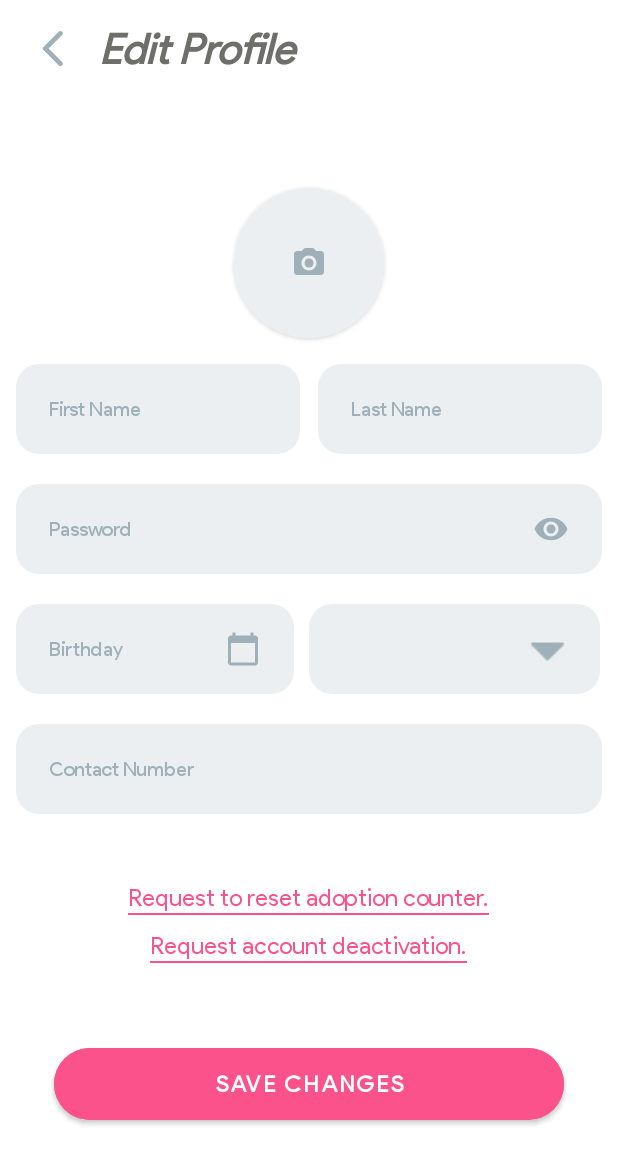
After one commit to charleology/scratch, an Android app: the EditProfile screen opened directly, with no data from a screen before it, on a phone screen of 412 x 824 dp. The commit adds this screen. Shown: the top 1164 px of the screen. Run offline under Robolectric (Android 15) with nearby library versions, the phone set to English and light mode, and no system bars.

Commit message:
Edit Profile

```diff
--- /dev/null
+++ b/app/src/main/java/com/example/scratch/EditProfile.java
@@ -0,0 +1,82 @@
+package com.example.scratch;
+
+import androidx.appcompat.app.AppCompatActivity;
+
+import android.content.Context;
+import android.os.Bundle;
+import android.text.method.HideReturnsTransformationMethod;
+import android.text.method.PasswordTransformationMethod;
+import android.view.MotionEvent;
+import android.view.View;
+import android.widget.Button;
+import android.widget.EditText;
+import android.widget.ImageView;
+import android.widget.Spinner;
+import android.widget.TextView;
+
+public class EditProfile extends AppCompatActivity {
+
+    EditText newPasswordEt, newFnameEt, newLnameEt, newBirthdayEt, newContactEt;
+    Spinner newGenderSp;
+    TextView requestResetTv, requestDeactTv;
+    Button saveChangesBtn;
+    ImageView newPictureIv;
+    boolean passwordVisible;
+
+    @Override
+    protected void onCreate(Bundle savedInstanceState) {
+        super.onCreate(savedInstanceState);
+        setContentView(R.layout.activity_edit_profile);
+        getSupportActionBar().hide();
+
+        newFnameEt = (EditText) findViewById(R.id.newFnameEt);
+        newLnameEt = (EditText) findViewById(R.id.newLnameEt);
+        newPasswordEt = (EditText) findViewById(R.id.newPasswordEt);
+        newBirthdayEt = (EditText) findViewById(R.id.newBirthdayEt);
+        newContactEt = (EditText) findViewById(R.id.newContactEt);
+        newGenderSp = (Spinner) findViewById(R.id.newGenderSp);
+        requestResetTv = (TextView) findViewById(R.id.requestResetTv);
+        requestDeactTv = (TextView) findViewById(R.id.requestDeactTv);
+        newPictureIv = (ImageView) findViewById(R.id.newPictureIv);
+        saveChangesBtn = (Button) findViewById(R.id.saveChangesBtn);
+
+        newPasswordEt.setOnTouchListener(new View.OnTouchListener() {
+            @Override
+            public boolean onTouch(View view, MotionEvent motionEvent) {
+                final int right=2;
+                if(motionEvent.getAction()==MotionEvent.ACTION_UP){
+                    if(motionEvent.getRawX()>=newPasswordEt.getRight()-newPasswordEt.getCompoundDrawables()[right].getBounds().width()){
+                        int selection = newPasswordEt.getSelectionEnd();
+                        if (passwordVisible){
+                            //drawable image
+                            newPasswordEt.setCompoundDrawablesRelativeWithIntrinsicBounds(0,0, R.drawable.ic_baseline_visibility_24,0);
+                            //for hide password
+                            newPasswordEt.setTransformationMethod(PasswordTransformationMethod.getInstance());
+                            passwordVisible = false;
+                        }else{
+                            //drawable image
+                            newPasswordEt.setCompoundDrawablesRelativeWithIntrinsicBounds(0,0, R.drawable.ic_baseline_visibility_off_24,0);
+                            //for show password
+                            newPasswordEt.setTransformationMethod(HideReturnsTransformationMethod.getInstance());
+                            passwordVisible = true;
+                        }
+                        newPasswordEt.setSelection(selection);
+                        return true;
+                    }
+                }
+
+                return false;
+            }
+        });
+    }
+
+    public void back(View view){
+        onBackPressed();
+    }
+
+    @Override
+    public void onBackPressed() {
+        super.onBackPressed();
+        this.finish();
+    }
+}
--- a/app/src/main/java/com/example/scratch/Homepage.java
+++ b/app/src/main/java/com/example/scratch/Homepage.java
@@ -38,7 +38,7 @@ public class Homepage extends AppCompatActivity {
     private List<Integer> list;
     Koloda koloda;
     DrawerLayout drawerLayout;
-    TextView headerTitle;
+    TextView headerTitle, editProfileTv;
     ImageView filterImgview, messageImgview, menuImgview, closeDrawerBtn;
     Button applyBtn, aboutOfficeBtn, aboutUsBtn;
     ImageView heartIcon;
@@ -62,6 +62,15 @@ public class Homepage extends AppCompatActivity {
         closeDrawerBtn = (ImageView) findViewById(R.id.closeDrawerBtn);
         aboutOfficeBtn = (Button) findViewById(R.id.aboutOfficeBtn);
         aboutUsBtn = (Button) findViewById(R.id.aboutUsBtn);
+        editProfileTv = (TextView) findViewById(R.id.editProfileTv);
+
+        editProfileTv.setOnClickListener(new View.OnClickListener() {
+            @Override
+            public void onClick(View view) {
+                Intent i = new Intent(Homepage.this, EditProfile.class);
+                startActivity(i);
+            }
+        });
 
         filterImgview.setOnClickListener(new View.OnClickListener() {
             @Override
--- a/app/src/main/res/drawable/gradient_bg.xml
+++ b/app/src/main/res/drawable/gradient_bg.xml
@@ -3,7 +3,7 @@
 
     <item>
         <shape>
-            <gradient android:angle="65" android:startColor="@color/pink"
+            <gradient android:angle="45" android:startColor="@color/pink"
                 android:endColor="@color/orange" android:type="linear"/>
         </shape>
     </item>
--- /dev/null
+++ b/app/src/main/res/drawable/ic_baseline_visibility_24.xml
@@ -0,0 +1,5 @@
+<vector android:height="24dp" android:tint="@color/textgray"
+    android:viewportHeight="24" android:viewportWidth="24"
+    android:width="24dp" xmlns:android="http://schemas.android.com/apk/res/android">
+    <path android:fillColor="@color/textgray" android:pathData="M12,4.5C7,4.5 2.73,7.61 1,12c1.73,4.39 6,7.5 11,7.5s9.27,-3.11 11,-7.5c-1.73,-4.39 -6,-7.5 -11,-7.5zM12,17c-2.76,0 -5,-2.24 -5,-5s2.24,-5 5,-5 5,2.24 5,5 -2.24,5 -5,5zM12,9c-1.66,0 -3,1.34 -3,3s1.34,3 3,3 3,-1.34 3,-3 -1.34,-3 -3,-3z"/>
+</vector>
--- /dev/null
+++ b/app/src/main/res/drawable/ic_baseline_visibility_off_24.xml
@@ -0,0 +1,5 @@
+<vector android:height="24dp" android:tint="@color/textgray"
+    android:viewportHeight="24" android:viewportWidth="24"
+    android:width="24dp" xmlns:android="http://schemas.android.com/apk/res/android">
+    <path android:fillColor="@color/textgray" android:pathData="M12,7c2.76,0 5,2.24 5,5 0,0.65 -0.13,1.26 -0.36,1.83l2.92,2.92c1.51,-1.26 2.7,-2.89 3.43,-4.75 -1.73,-4.39 -6,-7.5 -11,-7.5 -1.4,0 -2.74,0.25 -3.98,0.7l2.16,2.16C10.74,7.13 11.35,7 12,7zM2,4.27l2.28,2.28 0.46,0.46C3.08,8.3 1.78,10.02 1,12c1.73,4.39 6,7.5 11,7.5 1.55,0 3.03,-0.3 4.38,-0.84l0.42,0.42L19.73,22 21,20.73 3.27,3 2,4.27zM7.53,9.8l1.55,1.55c-0.05,0.21 -0.08,0.43 -0.08,0.65 0,1.66 1.34,3 3,3 0.22,0 0.44,-0.03 0.65,-0.08l1.55,1.55c-0.67,0.33 -1.41,0.53 -2.2,0.53 -2.76,0 -5,-2.24 -5,-5 0,-0.79 0.2,-1.53 0.53,-2.2zM11.84,9.02l3.15,3.15 0.02,-0.16c0,-1.66 -1.34,-3 -3,-3l-0.17,0.01z"/>
+</vector>
--- /dev/null
+++ b/app/src/main/res/layout/activity_edit_profile.xml
@@ -0,0 +1,228 @@
+<?xml version="1.0" encoding="utf-8"?>
+<LinearLayout xmlns:android="http://schemas.android.com/apk/res/android"
+    xmlns:app="http://schemas.android.com/apk/res-auto"
+    xmlns:tools="http://schemas.android.com/tools"
+    android:layout_width="match_parent"
+    android:layout_height="match_parent"
+    android:layout_gravity="center"
+    android:background="@color/nighty"
+    android:orientation="vertical"
+    android:paddingStart="5dp"
+    android:paddingTop="5dp"
+    android:paddingEnd="5dp"
+    android:paddingBottom="5dp"
+    tools:context=".EditProfile">
+
+    <LinearLayout
+        android:layout_width="match_parent"
+        android:layout_height="wrap_content"
+        android:orientation="vertical">
+
+        <LinearLayout
+            android:id="@+id/btnLayout"
+            android:layout_width="match_parent"
+            android:layout_height="wrap_content"
+            android:layout_weight="1"
+            android:gravity="center_vertical"
+            android:orientation="horizontal"
+            android:paddingHorizontal="15dp"
+            android:paddingVertical="10dp">
+
+            <ImageView
+                android:id="@+id/btnBack"
+                android:layout_width="30dp"
+                android:layout_height="30dp"
+                android:onClick="back"
+                android:src="@drawable/ic_round_arrow_back_ios_24"
+                app:tint="@color/textgray"
+                tools:ignore="SpeakableTextPresentCheck,TouchTargetSizeCheck" />
+
+            <TextView
+                android:layout_width="match_parent"
+                android:layout_height="wrap_content"
+                android:layout_marginStart="15dp"
+                android:layout_weight="1"
+                android:text="Edit Profile"
+                android:textColor="@color/gray"
+                android:textSize="28sp"
+                android:textStyle="bold|italic" />
+
+        </LinearLayout>
+
+    </LinearLayout>
+
+    <LinearLayout
+        android:id="@+id/layout2"
+        android:layout_width="match_parent"
+        android:layout_height="match_parent"
+        android:layout_weight="2"
+        android:gravity="center"
+        android:orientation="vertical"
+        android:paddingHorizontal="5dp"
+        android:paddingVertical="20dp">
+
+        <androidx.cardview.widget.CardView
+            android:layout_width="100dp"
+            android:layout_height="100dp"
+            android:layout_marginBottom="7dp"
+            android:foreground="@drawable/ic_round_camera_alt_24"
+            android:foregroundGravity="center"
+            android:foregroundTint="@color/textgray"
+            app:cardCornerRadius="100dp"
+            tools:ignore="SpeakableTextPresentCheck,DuplicateClickableBoundsCheck">
+
+            <ImageView
+                android:id="@+id/newPictureIv"
+                android:layout_width="match_parent"
+                android:layout_height="match_parent"
+                android:background="@color/lightgray"
+                android:clickable="true"
+                android:scaleType="centerCrop"
+                tools:ignore="SpeakableTextPresentCheck" />
+
+        </androidx.cardview.widget.CardView>
+
+        <LinearLayout
+            android:layout_width="match_parent"
+            android:layout_height="wrap_content"
+            android:layout_marginVertical="10dp"
+            android:orientation="horizontal">
+
+            <EditText
+                android:id="@+id/newFnameEt"
+                style="@style/textField_style"
+                android:layout_width="0dp"
+                android:layout_height="wrap_content"
+                android:layout_marginEnd="6dp"
+                android:layout_weight="1"
+                android:hint="First Name" />
+
+            <EditText
+                android:id="@+id/newLnameEt"
+                style="@style/textField_style"
+                android:layout_width="0dp"
+                android:layout_height="wrap_content"
+                android:layout_marginStart="6dp"
+                android:layout_weight="1"
+                android:hint="Last Name" />
+
+        </LinearLayout>
+
+        <EditText
+            android:id="@+id/newPasswordEt"
+            style="@style/textField_style"
+            android:layout_width="match_parent"
+            android:layout_height="wrap_content"
+            android:layout_marginVertical="10dp"
+            android:hint="Password"
+            android:inputType="textPassword"
+            android:drawableRight="@drawable/ic_baseline_visibility_24"
+            android:longClickable="false"/>
+
+        <LinearLayout
+            android:layout_width="match_parent"
+            android:layout_height="wrap_content"
+            android:layout_marginVertical="10dp"
+            android:orientation="horizontal">
+
+            <EditText
+                android:id="@+id/newBirthdayEt"
+                style="@style/textField_style"
+                android:layout_width="match_parent"
+                android:layout_height="wrap_content"
+                android:layout_marginEnd="10dp"
+                android:layout_weight="1"
+                android:clickable="true"
+                android:cursorVisible="false"
+                android:drawableRight="@drawable/ic_baseline_calendar_today_24"
+                android:drawableTint="@color/textgray"
+                android:focusable="false"
+                android:focusableInTouchMode="false"
+                android:hint="Birthday"
+                android:inputType="date" />
+
+            <Spinner
+                android:id="@+id/newGenderSp"
+                style="@style/spinner_style"
+                android:layout_width="match_parent"
+                android:layout_height="wrap_content"
+                android:layout_marginEnd="1dp"
+                android:layout_weight="1"
+                tools:ignore="SpeakableTextPresentCheck" />
+
+        </LinearLayout>
+
+        <EditText
+            android:id="@+id/newContactEt"
+            style="@style/textField_style"
+            android:layout_width="match_parent"
+            android:layout_height="wrap_content"
+            android:layout_marginVertical="10dp"
+            android:hint="Contact Number"
+            android:inputType="phone" />
+
+        <LinearLayout
+            android:layout_marginVertical="30dp"
+            android:layout_width="match_parent"
+            android:layout_height="wrap_content"
+            android:gravity="center"
+            android:orientation="vertical"
+            android:paddingVertical="5dp">
+
+            <LinearLayout
+                android:layout_width="wrap_content"
+                android:layout_height="wrap_content"
+                android:gravity="center"
+                android:orientation="vertical">
+
+                <TextView
+                    android:id="@+id/requestResetTv"
+                    android:layout_width="wrap_content"
+                    android:layout_height="wrap_content"
+                    android:text="Request to reset adoption counter."
+                    android:textColor="@color/pink"
+                    android:textSize="16sp" />
+
+                <View
+                    android:layout_width="match_parent"
+                    android:layout_height="1dp"
+                    android:background="@color/pink" />
+
+            </LinearLayout>
+
+            <LinearLayout
+                android:layout_width="wrap_content"
+                android:layout_height="wrap_content"
+                android:layout_marginTop="10dp"
+                android:gravity="center"
+                android:orientation="vertical">
+
+                <TextView
+                    android:id="@+id/requestDeactTv"
+                    android:layout_width="wrap_content"
+                    android:layout_height="wrap_content"
+                    android:text="Request account deactivation."
+                    android:textColor="@color/pink"
+                    android:textSize="16sp" />
+
+                <View
+                    android:layout_width="match_parent"
+                    android:layout_height="1dp"
+                    android:background="@color/pink" />
+
+            </LinearLayout>
+
+        </LinearLayout>
+
+        <Button
+            android:id="@+id/saveChangesBtn"
+            style="@style/pinkButton_style"
+            android:layout_width="wrap_content"
+            android:layout_height="wrap_content"
+            android:layout_gravity="center_horizontal"
+            android:layout_marginTop="15dp"
+            android:text="save changes" />
+
+    </LinearLayout>
+
+</LinearLayout>
--- a/app/src/main/res/layout/nav_drawer_layout.xml
+++ b/app/src/main/res/layout/nav_drawer_layout.xml
@@ -65,7 +65,7 @@
 
         <TextView
             android:id="@+id/editProfileTv"
-            android:layout_width="match_parent"
+            android:layout_width="wrap_content"
             android:layout_height="wrap_content"
             android:layout_gravity="center"
             android:layout_marginTop="10dp"
```
Also changed, not shown: app/src/main/AndroidManifest.xml (+6 -3 lines).
